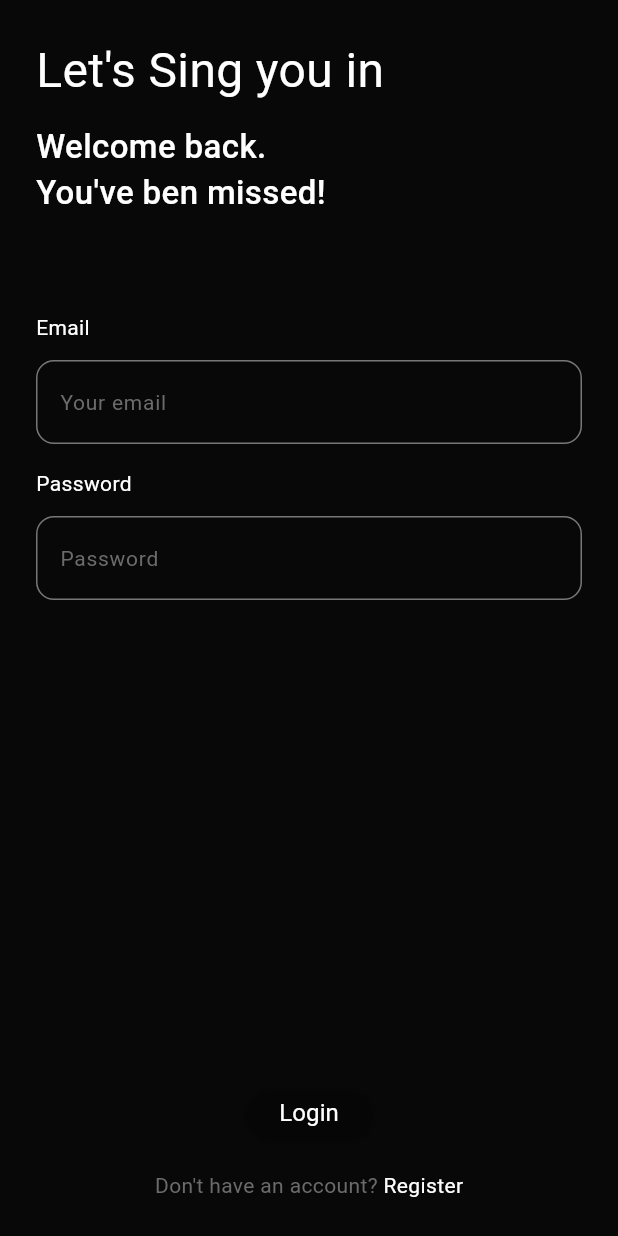
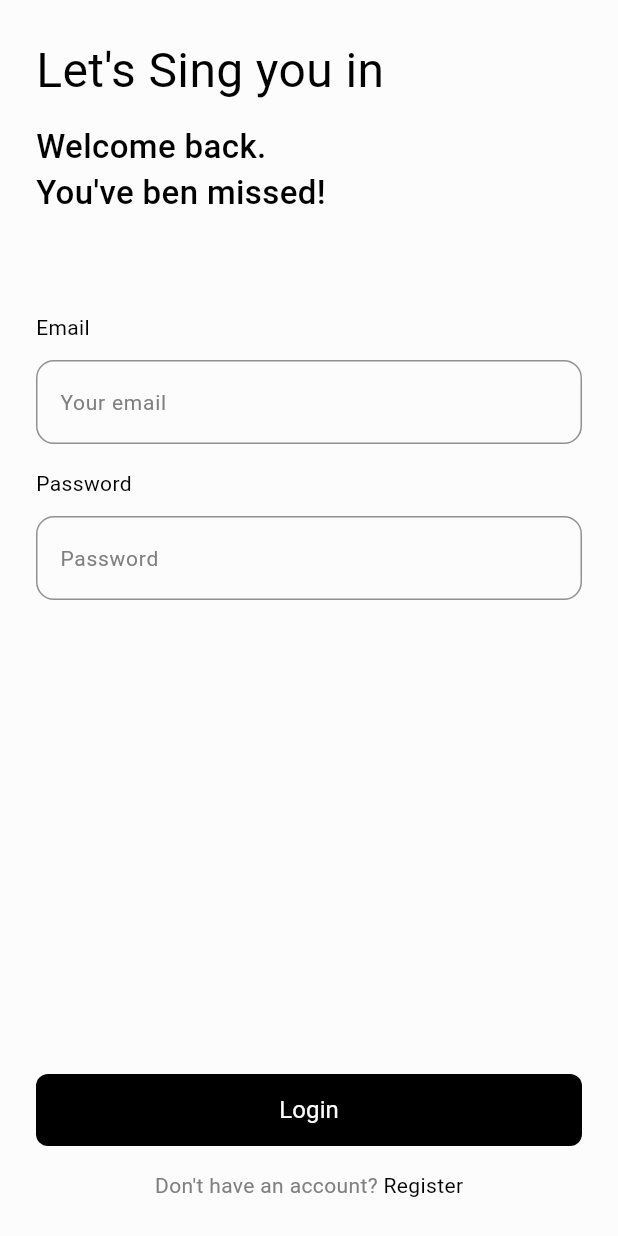
Before and after one commit to JaviKo500/gallery_app, a Flutter app: the screen it shows after launch, on a phone screen of 412 x 824 dp. Run offline on Flutter 3.47's test engine with Material 3 defaults, Android fonts, the phone set to English and light mode, and no system bars; our stand-ins replace flutter_riverpod, go_router; Roboto replaces fonts that are missing (Visby CF).

Commit message:
feat(widget): create design button

```diff
--- a/lib/features/auth/presentation/screens/login_screen.dart
+++ b/lib/features/auth/presentation/screens/login_screen.dart
@@ -76,21 +76,12 @@ class LoginScreen extends StatelessWidget {
                   )
                 ),
                 Expanded(child: Container()),
+                CustomButton(),
                 Row(
                   mainAxisAlignment: MainAxisAlignment.center,
                   children: [
                     Column(
                       children: [
-                        ElevatedButton(
-                          style: customButtonUi(),
-                          onPressed: () {
-
-                          },
-                          child: Text(
-                            'Login',
-                            style: TypographyTheme.of(context).typography.bodyLarge,
-                          ),
-                        ),
                         CustomSizeBoxUi(
                           sizeMobile: 16,
                           sizeTable: 20,
--- a/lib/features/shared/shared.dart
+++ b/lib/features/shared/shared.dart
@@ -3,11 +3,11 @@
 export 'widgets/responsive.dart';
 export 'widgets/custom_loading.dart';
 export 'widgets/custom_text_form_field.dart';
+export 'widgets/buttons/custom_button.dart';
 
 // * ui
 export 'ui/custom_size_box_ui.dart';
 export 'ui/custom_padding_size_ui.dart';
-export 'ui/custom_button_ui.dart';
 
 // * animations
 export 'animations/typing_animation.dart';
--- a/lib/features/shared/ui/custom_button_ui.dart
+++ /dev/null
@@ -1,8 +0,0 @@
-import 'package:flutter/material.dart';
-
-ButtonStyle customButtonUi (){
-  return ButtonStyle(
-    visualDensity: VisualDensity.comfortable,
-    backgroundColor: WidgetStateColor.transparent
-  );
-}
--- /dev/null
+++ b/lib/features/shared/widgets/buttons/custom_button.dart
@@ -0,0 +1,38 @@
+import 'package:flutter/material.dart';
+
+import 'package:gallery_app/config/config.dart';
+
+
+class CustomButton extends StatelessWidget {
+
+  const CustomButton ({super.key});
+
+  @override
+  Widget build(BuildContext context) {
+    final colorScheme = Theme.of(context).colorScheme;
+    return Column(
+      children: [
+        ElevatedButton(
+          style: ElevatedButton.styleFrom(
+            elevation: 0,
+            minimumSize: const Size(double.infinity, 48),
+            backgroundColor: colorScheme.primary,
+            foregroundColor: colorScheme.onPrimary,
+            shape: RoundedRectangleBorder(
+              borderRadius: BorderRadius.circular(8),
+            )
+          ),
+          onPressed: () {
+
+          },
+          child: Text(
+            'Login',
+            style: TypographyTheme.of(context).typography.bodyLarge.copyWith(
+              color: colorScheme.onPrimary,
+            ),
+          ),
+        ),
+      ],
+    );
+  }
+}
--- a/lib/main.dart
+++ b/lib/main.dart
@@ -19,7 +19,7 @@ class MainApp extends ConsumerWidget {
     final appRouter = ref.watch( goRouterProvider );
     return MaterialApp.router(
       routerConfig: appRouter,
-      theme: AppTheme(isDarkMode: true ).getTheme(),
+      theme: AppTheme(isDarkMode: false ).getTheme(),
       debugShowCheckedModeBanner: false,
     );
   }
```
